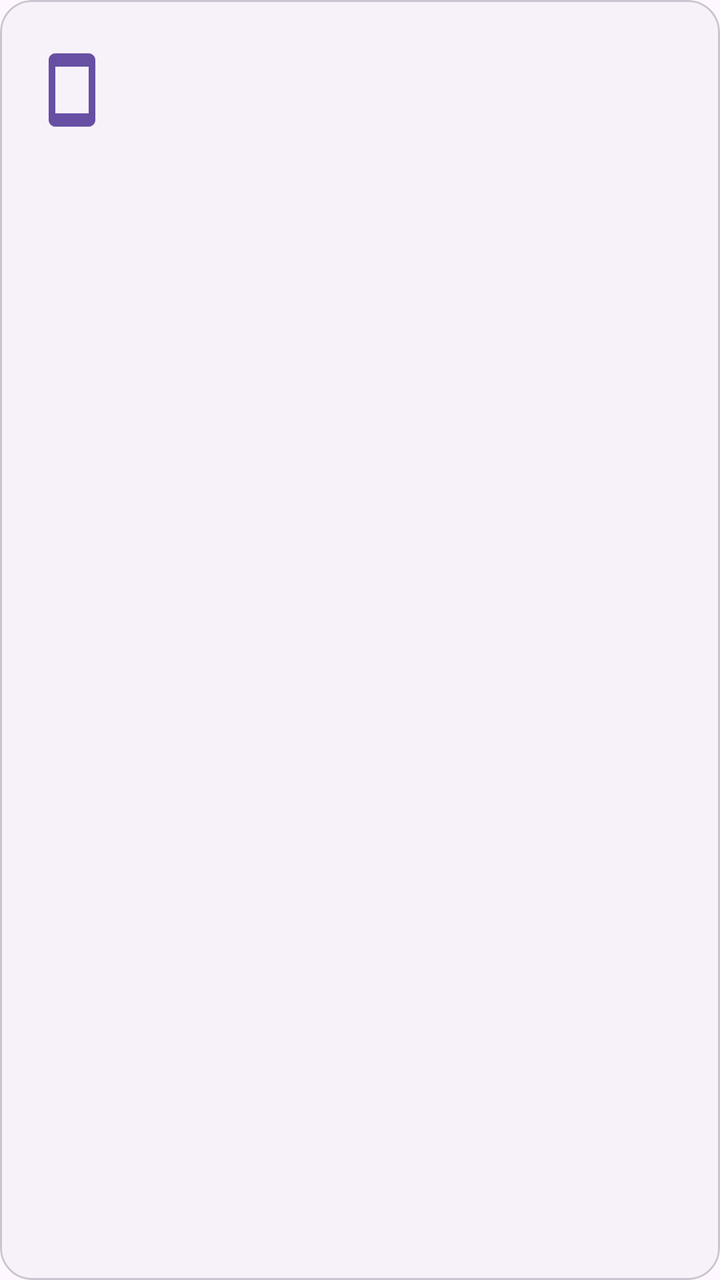
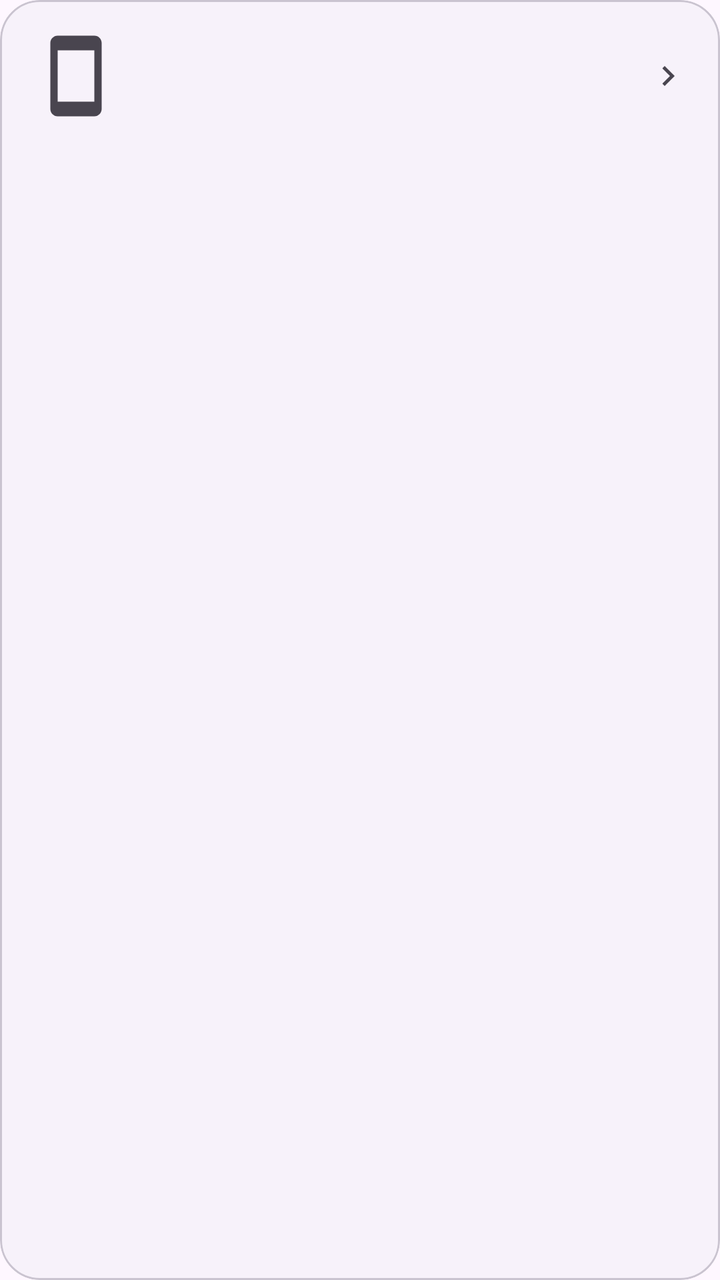

Compare the two renders of this Android layout. The source of the first and the diff that turns it into the second are given below.
<!-- AndroidManifest.xml: application theme Theme.BarkfluffClientAndroid -->
<!-- res/layout/item_device.xml -->
<?xml version="1.0" encoding="utf-8"?>
<com.google.android.material.card.MaterialCardView xmlns:android="http://schemas.android.com/apk/res/android"
    xmlns:app="http://schemas.android.com/apk/res-auto"
    android:layout_width="match_parent"
    android:layout_height="wrap_content"
    android:layout_marginHorizontal="16dp"
    android:layout_marginVertical="4dp"
    app:cardBackgroundColor="?attr/colorSurfaceContainerLow"
    app:cardCornerRadius="16dp"
    app:cardElevation="0dp"
    app:strokeColor="?attr/colorOutlineVariant"
    app:strokeWidth="1dp">

    <LinearLayout
        android:layout_width="match_parent"
        android:layout_height="wrap_content"
        android:gravity="center_vertical"
        android:orientation="horizontal"
        android:padding="16dp">

        <ImageView
            android:layout_width="40dp"
            android:layout_height="40dp"
            android:importantForAccessibility="no"
            android:src="@drawable/ic_smartphone"
            app:tint="?attr/colorPrimary" />

        <LinearLayout
            android:layout_width="0dp"
            android:layout_height="wrap_content"
            android:layout_marginStart="16dp"
            android:layout_weight="1"
            android:orientation="vertical">

            <TextView
                android:id="@+id/textDeviceName"
                android:layout_width="wrap_content"
                android:layout_height="wrap_content"
                android:textAppearance="?attr/textAppearanceTitleMedium"
                android:textColor="?attr/colorOnSurface" />

            <TextView
                android:id="@+id/textDeviceInfo"
                android:layout_width="wrap_content"
                android:layout_height="wrap_content"
                android:layout_marginTop="2dp"
                android:textAppearance="?attr/textAppearanceBodySmall"
                android:textColor="?attr/colorOnSurfaceVariant" />

            <TextView
                android:id="@+id/textDeviceLocation"
                android:layout_width="wrap_content"
                android:layout_height="wrap_content"
                android:layout_marginTop="2dp"
                android:textAppearance="?attr/textAppearanceBodySmall"
                android:textColor="?attr/colorOnSurfaceVariant" />

        </LinearLayout>

        
        <com.google.android.material.chip.Chip
            android:id="@+id/chipCurrent"
            android:layout_width="wrap_content"
            android:layout_height="wrap_content"
            android:text="Текущее"
            android:visibility="gone"
            app:chipBackgroundColor="?attr/colorPrimaryContainer"
            android:textColor="?attr/colorOnPrimaryContainer" />

        
        <ImageButton
            android:id="@+id/buttonRemove"
            android:layout_width="40dp"
            android:layout_height="40dp"
            android:background="?attr/selectableItemBackgroundBorderless"
            android:contentDescription="Завершить сессию"
            android:src="@drawable/ic_close"
            android:visibility="gone"
            app:tint="?attr/colorOnSurfaceVariant" />

    </LinearLayout>

</com.google.android.material.card.MaterialCardView>
<!-- resources referenced by this layout -->
<resources>
  <!-- drawable ic_close (drawable) -->
  <vector xmlns:android="http://schemas.android.com/apk/res/android"
      android:width="24dp"
      android:height="24dp"
      android:viewportWidth="24"
      android:viewportHeight="24"
      android:tint="?attr/colorOnSurface">
      <path
          android:fillColor="@android:color/white"
          android:pathData="M19,6.41L17.59,5 12,10.59 6.41,5 5,6.41 10.59,12 5,17.59 6.41,19 12,13.41 17.59,19 19,17.59 13.41,12z" />
  </vector>
  <!-- drawable ic_smartphone (drawable) -->
  <?xml version="1.0" encoding="utf-8"?>
  <vector xmlns:android="http://schemas.android.com/apk/res/android"
      android:width="24dp"
      android:height="24dp"
      android:viewportWidth="24"
      android:viewportHeight="24">
      <path
          android:fillColor="?attr/colorOnSurface"
          android:pathData="M17,1.01L7,1c-1.1,0 -2,0.9 -2,2v18c0,1.1 0.9,2 2,2h10c1.1,0 2,-0.9 2,-2V3c0,-1.1 -0.9,-1.99 -2,-1.99zM17,19H7V5h10v14z"/>
  </vector>
  <style name="Theme.BarkfluffClientAndroid" parent="Base.Theme.BarkfluffClientAndroid" />
  <style name="Base.Theme.BarkfluffClientAndroid" parent="Theme.Material3.DayNight.NoActionBar">
          
          <item name="android:windowLayoutInDisplayCutoutMode" tools:targetApi="p">shortEdges</item>
          <item name="android:statusBarColor">@android:color/transparent</item>
          <item name="android:navigationBarColor">@android:color/transparent</item>
          <item name="android:windowBackground">?android:attr/colorBackground</item>
  
          
          <item name="shapeAppearanceSmallComponent">@style/ShapeAppearance.Material3.SmallComponent</item>
          <item name="shapeAppearanceMediumComponent">@style/ShapeAppearance.Material3.MediumComponent</item>
          <item name="shapeAppearanceLargeComponent">@style/ShapeAppearance.Material3.LargeComponent</item>
  
          
          <item name="textAppearanceDisplayLarge">@style/TextAppearance.Material3.DisplayLarge</item>
          <item name="textAppearanceHeadlineLarge">@style/TextAppearance.Material3.HeadlineLarge</item>
          <item name="textAppearanceTitleLarge">@style/TextAppearance.Material3.TitleLarge</item>
      </style>
</resources>

<!-- the commit's change to res/layout/item_device.xml (unified diff, before → after) -->
@@ -3,13 +3,15 @@
     xmlns:app="http://schemas.android.com/apk/res-auto"
     android:layout_width="match_parent"
     android:layout_height="wrap_content"
-    android:layout_marginHorizontal="16dp"
-    android:layout_marginVertical="4dp"
+    android:layout_marginBottom="8dp"
     app:cardBackgroundColor="?attr/colorSurfaceContainerLow"
-    app:cardCornerRadius="16dp"
+    app:cardCornerRadius="20dp"
     app:cardElevation="0dp"
     app:strokeColor="?attr/colorOutlineVariant"
-    app:strokeWidth="1dp">
+    app:strokeWidth="1dp"
+    android:checkable="true"
+    android:clickable="true"
+    android:focusable="true">
 
     <LinearLayout
         android:layout_width="match_parent"
@@ -19,16 +21,17 @@
         android:padding="16dp">
 
         <ImageView
-            android:layout_width="40dp"
-            android:layout_height="40dp"
+            android:id="@+id/imageDeviceIcon"
+            android:layout_width="44dp"
+            android:layout_height="44dp"
             android:importantForAccessibility="no"
             android:src="@drawable/ic_smartphone"
-            app:tint="?attr/colorPrimary" />
+            app:tint="?attr/colorOnSurfaceVariant" />
 
         <LinearLayout
             android:layout_width="0dp"
             android:layout_height="wrap_content"
-            android:layout_marginStart="16dp"
+            android:layout_marginStart="14dp"
             android:layout_weight="1"
             android:orientation="vertical">
 
@@ -47,35 +50,13 @@
                 android:textAppearance="?attr/textAppearanceBodySmall"
                 android:textColor="?attr/colorOnSurfaceVariant" />
 
-            <TextView
-                android:id="@+id/textDeviceLocation"
-                android:layout_width="wrap_content"
-                android:layout_height="wrap_content"
-                android:layout_marginTop="2dp"
-                android:textAppearance="?attr/textAppearanceBodySmall"
-                android:textColor="?attr/colorOnSurfaceVariant" />
-
         </LinearLayout>
 
-        
-        <com.google.android.material.chip.Chip
-            android:id="@+id/chipCurrent"
-            android:layout_width="wrap_content"
-            android:layout_height="wrap_content"
-            android:text="Текущее"
-            android:visibility="gone"
-            app:chipBackgroundColor="?attr/colorPrimaryContainer"
-            android:textColor="?attr/colorOnPrimaryContainer" />
-
-        
-        <ImageButton
-            android:id="@+id/buttonRemove"
-            android:layout_width="40dp"
-            android:layout_height="40dp"
-            android:background="?attr/selectableItemBackgroundBorderless"
-            android:contentDescription="Завершить сессию"
-            android:src="@drawable/ic_close"
-            android:visibility="gone"
+        <ImageView
+            android:layout_width="20dp"
+            android:layout_height="20dp"
+            android:importantForAccessibility="no"
+            android:src="@drawable/ic_chevron_right"
             app:tint="?attr/colorOnSurfaceVariant" />
 
     </LinearLayout>
<!-- resource entries referenced after the edit -->
@@ -1,15 +1,15 @@
 <!-- resources referenced by this layout -->
 <resources>
-  <!-- drawable ic_close (drawable) -->
+  <!-- drawable ic_chevron_right (drawable) -->
+  <?xml version="1.0" encoding="utf-8"?>
   <vector xmlns:android="http://schemas.android.com/apk/res/android"
       android:width="24dp"
       android:height="24dp"
       android:viewportWidth="24"
-      android:viewportHeight="24"
-      android:tint="?attr/colorOnSurface">
+      android:viewportHeight="24">
       <path
-          android:fillColor="@android:color/white"
-          android:pathData="M19,6.41L17.59,5 12,10.59 6.41,5 5,6.41 10.59,12 5,17.59 6.41,19 12,13.41 17.59,19 19,17.59 13.41,12z" />
+          android:fillColor="?attr/colorOnSurfaceVariant"
+          android:pathData="M10,6L8.59,7.41 13.17,12l-4.58,4.59L10,18l6,-6z"/>
   </vector>
   <!-- drawable ic_smartphone (drawable) -->
   <?xml version="1.0" encoding="utf-8"?>
